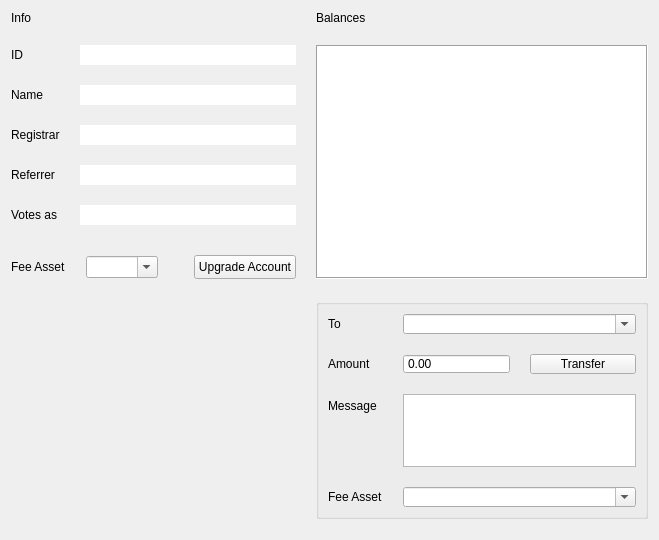
jhtitor/citadel, file bitsharesqt/dashboard.ui: the form before one commit.
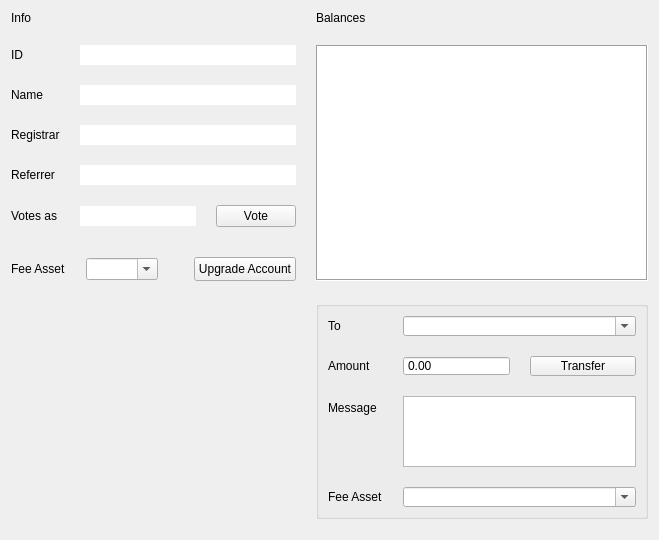
The form after the commit.

The edit to the form file:
```diff
--- a/bitsharesqt/dashboard.ui
+++ b/bitsharesqt/dashboard.ui
@@ -424,6 +424,8 @@
         </widget>
        </item>
        <item row="4" column="1">
+        <layout class="QHBoxLayout" name="horizontalLayout">
+         <item>
         <widget class="QLineEdit" name="dashVotesAs">
          <property name="minimumSize">
           <size>
@@ -442,6 +444,15 @@
          </property>
         </widget>
        </item>
+         <item>
+          <widget class="QPushButton" name="voteButton">
+           <property name="text">
+            <string>Vote</string>
+           </property>
+          </widget>
+         </item>
+        </layout>
+       </item>
       </layout>
      </item>
      <item>
```
Left out of the diff: 1 changed line with no effect on the pictures. Lines whose indentation alone changed are shown as unchanged.
